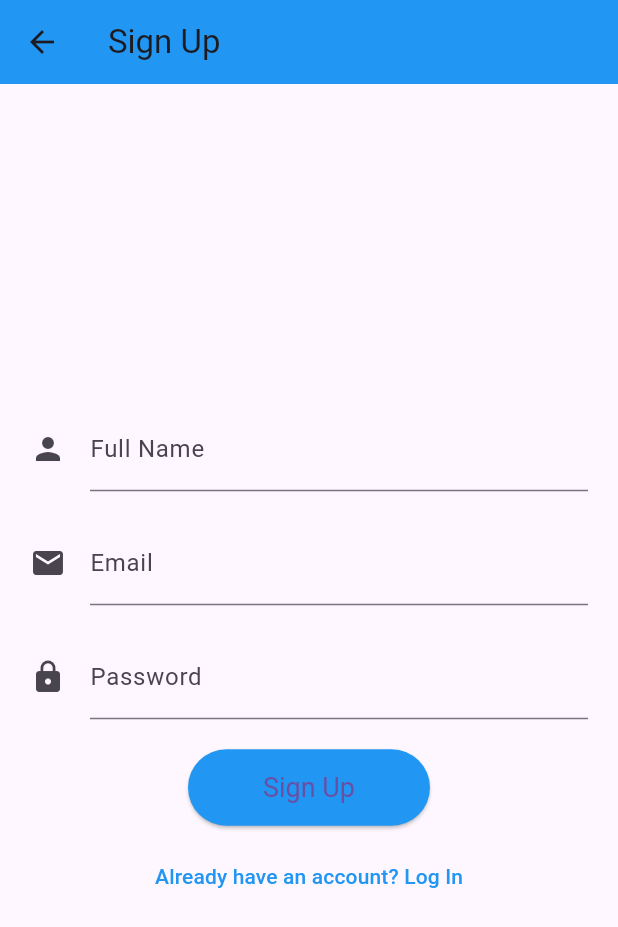
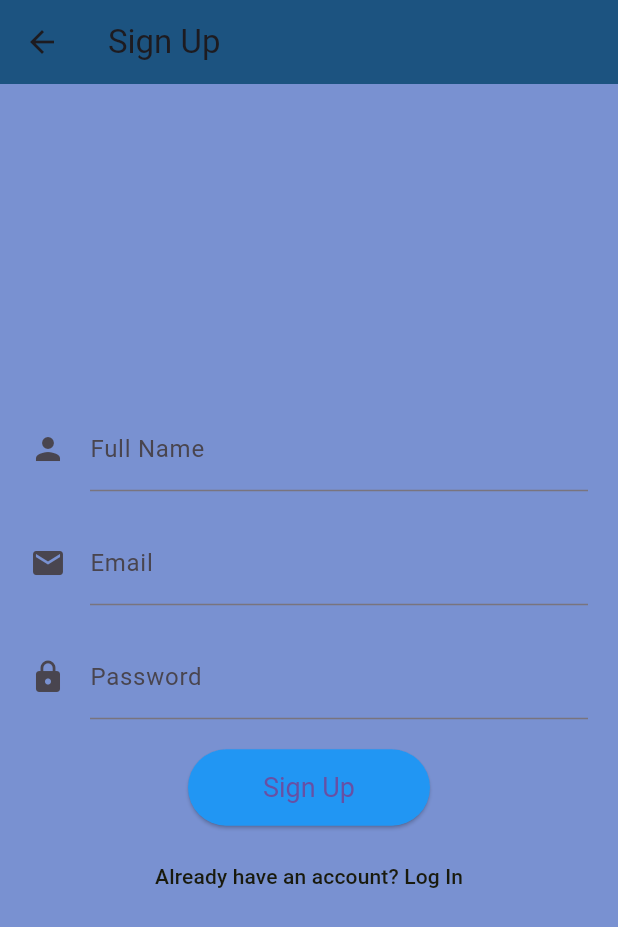
Before and after one commit to HarshaniYaparathne/Test_Flutter, a Flutter app: the SignUpPage screen opened directly, on a phone screen of 412 x 824 dp. Shown: the top 927 px of the screen. Run offline on Flutter 3.47's test engine with Material 3 defaults, Android fonts, the light colour scheme and no system bars.

Commit message:
modify SignUpPage

```diff
--- a/lib/SignUp.dart
+++ b/lib/SignUp.dart
@@ -8,9 +8,12 @@ class SignUpPage extends StatelessWidget {
     return Scaffold(
       appBar: AppBar(
         title: const Text('Sign Up'),
-        backgroundColor: Colors.blue, // Set the app bar color to blue
+        backgroundColor: const Color.fromARGB(255, 28, 83, 128), // Set the app bar color to blue
       ),
-      body: Padding(
+
+      body: Container(
+        color: Color.fromARGB(255, 121, 145, 209), // Set background color to ash color
+        child: Padding(
           padding: const EdgeInsets.all(20.0),
           child: Column(
             mainAxisAlignment: MainAxisAlignment.center,
@@ -56,10 +59,11 @@ class SignUpPage extends StatelessWidget {
               },
               child: Text(
                 'Already have an account? Log In',
-                style: TextStyle(color: Colors.blue),
+                style: TextStyle(color: Color.fromARGB(255, 25, 26, 13)),
               ),
             ),
           ],
+        ),
       ),
     ),
     );
```
Lines whose indentation alone changed are shown as unchanged.
